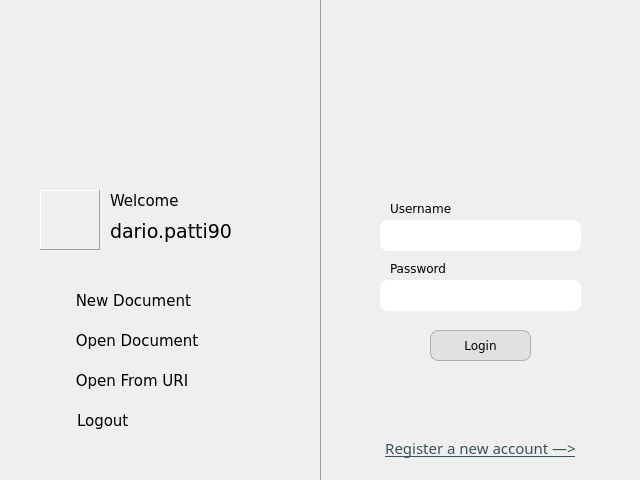
Qt form qt_project_gui/forms/loginwindow.ui (Grain0fSand/cooperative-online-text-editor) before a commit.
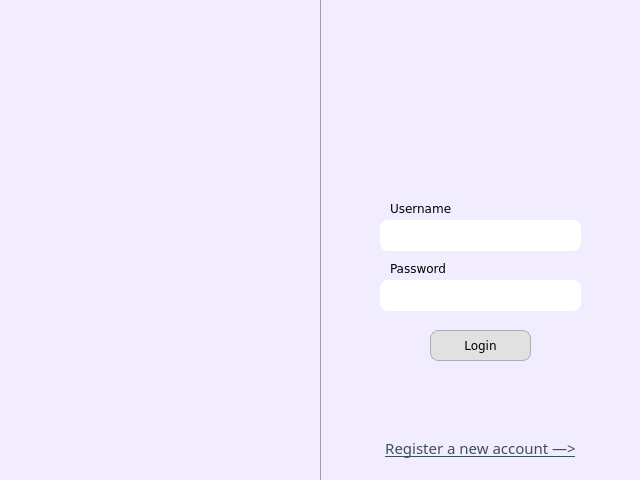
The same form after that commit. Icons and pictures are not drawn.

Patch:
```diff
--- a/qt_project_gui/forms/loginwindow.ui
+++ b/qt_project_gui/forms/loginwindow.ui
@@ -10,6 +10,9 @@
     <height>480</height>
    </rect>
   </property>
+  <property name="styleSheet">
+   <string>background-color:#F2ECFF;</string>
+  </property>
   <property name="windowIcon">
    <iconset resource="resources.qrc">
     <normaloff>:/resources/logoIcon.png</normaloff>:/resources/logoIcon.png</iconset>
```
